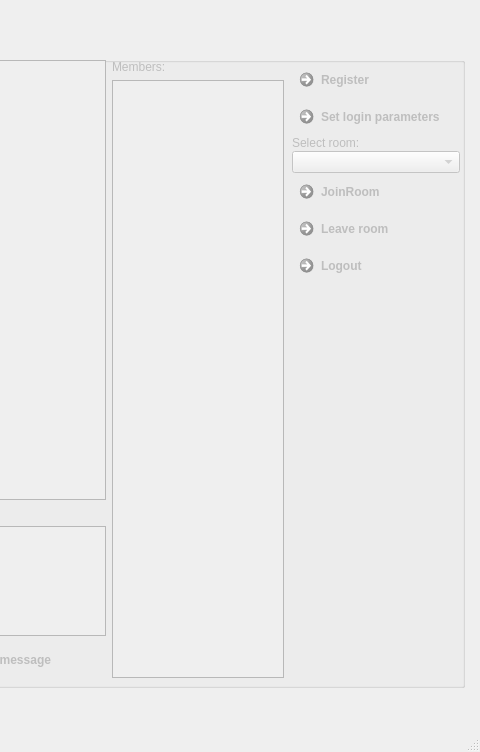
Qt form CLIENT/clientwin.ui (AlexNov87/chatqt) before a commit; both pictures show x 526 to 1006 and y 103 to 855 of the 1006 by 855 pixel window.
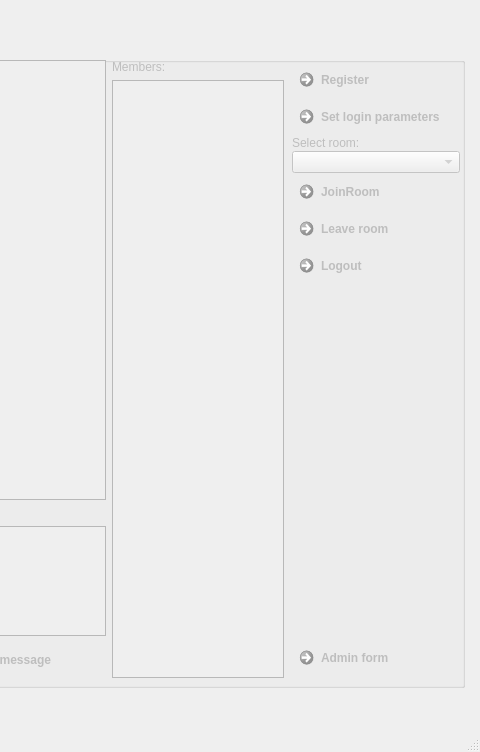
The same form after that commit. Icons and pictures are not drawn.

```diff
--- a/CLIENT/clientwin.ui
+++ b/CLIENT/clientwin.ui
@@ -172,7 +172,7 @@
        </layout>
       </item>
       <item>
-       <layout class="QVBoxLayout" name="verticalLayout_3" stretch="0,0,0,0,0,0,0,0">
+       <layout class="QVBoxLayout" name="verticalLayout_3" stretch="0,0,0,0,0,0,0,0,0">
         <property name="spacing">
          <number>1</number>
         </property>
@@ -252,6 +252,13 @@
           </property>
          </spacer>
         </item>
+        <item>
+         <widget class="QCommandLinkButton" name="pb_admin_form">
+          <property name="text">
+           <string>Admin form</string>
+          </property>
+         </widget>
+        </item>
        </layout>
       </item>
      </layout>
```
